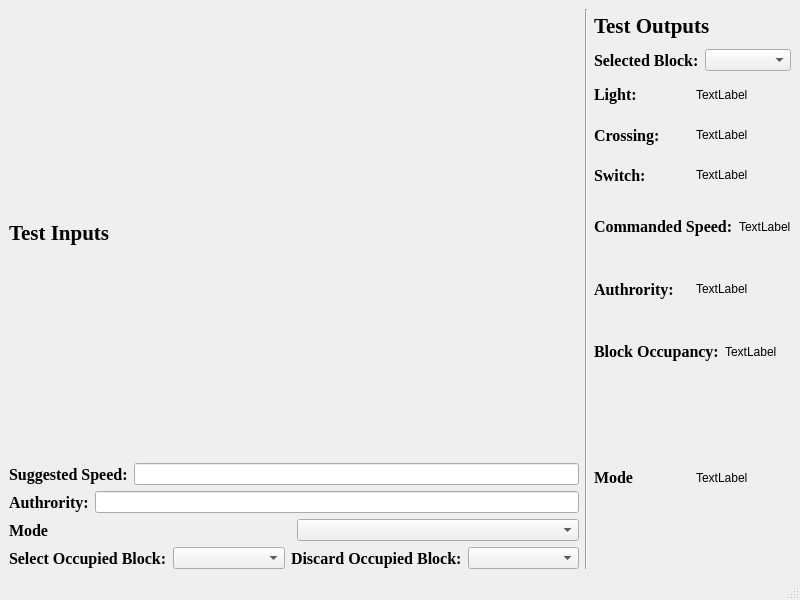
asmithie13/ECE-1140, file Wayside SW/Wayside_Testbench.ui: the form before one commit.
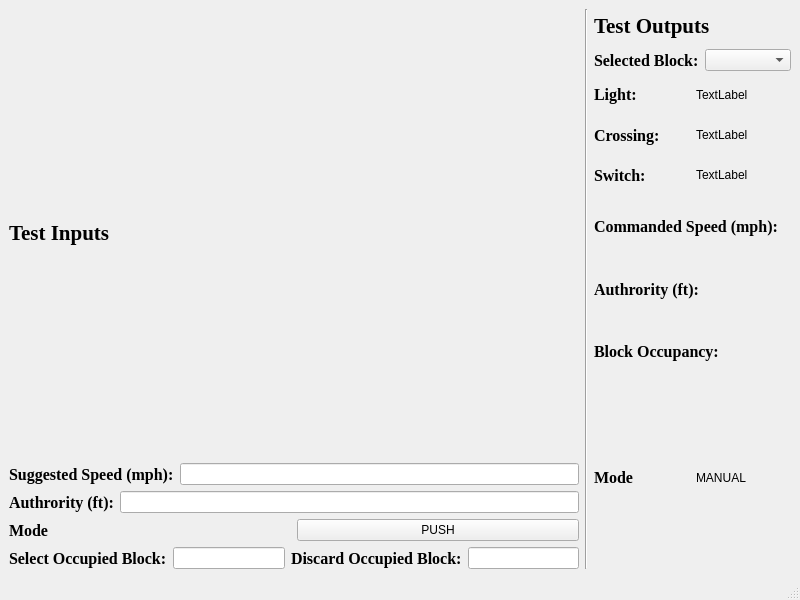
The form after the commit.

Commit message: Speed, authority, and mode are now sent from input to output in testbench.

What changed in the file:
```diff
--- a/Wayside SW/Wayside_Testbench.ui
+++ b/Wayside SW/Wayside_Testbench.ui
@@ -45,12 +45,12 @@
            </font>
           </property>
           <property name="text">
-           <string>Suggested Speed:</string>
+           <string>Suggested Speed (mph):</string>
           </property>
          </widget>
         </item>
         <item>
-         <widget class="QLineEdit" name="lineEdit"/>
+         <widget class="QLineEdit" name="speedInput"/>
         </item>
        </layout>
       </item>
@@ -67,12 +67,12 @@
            </font>
           </property>
           <property name="text">
-           <string>Authrority:</string>
+           <string>Authrority (ft):</string>
           </property>
          </widget>
         </item>
         <item>
-         <widget class="QLineEdit" name="lineEdit_2"/>
+         <widget class="QLineEdit" name="authorityInput"/>
         </item>
        </layout>
       </item>
@@ -94,7 +94,11 @@
          </widget>
         </item>
         <item>
-         <widget class="QComboBox" name="comboBox_2"/>
+         <widget class="QPushButton" name="modeInput">
+          <property name="text">
+           <string>PUSH</string>
+          </property>
+         </widget>
         </item>
        </layout>
       </item>
@@ -116,7 +120,7 @@
          </widget>
         </item>
         <item>
-         <widget class="QComboBox" name="comboBox_3"/>
+         <widget class="QLineEdit" name="lineEdit"/>
         </item>
         <item>
          <widget class="QLabel" name="label_5">
@@ -134,7 +138,7 @@
          </widget>
         </item>
         <item>
-         <widget class="QComboBox" name="comboBox_4"/>
+         <widget class="QLineEdit" name="lineEdit_2"/>
         </item>
        </layout>
       </item>
@@ -283,14 +287,14 @@
              </font>
             </property>
             <property name="text">
-             <string>Commanded Speed:</string>
+             <string>Commanded Speed (mph):</string>
             </property>
            </widget>
           </item>
           <item>
            <widget class="QLabel" name="label_12">
             <property name="text">
-             <string>TextLabel</string>
+             <string/>
             </property>
            </widget>
           </item>
@@ -309,14 +313,14 @@
              </font>
             </property>
             <property name="text">
-             <string>Authrority:</string>
+             <string>Authrority (ft):</string>
             </property>
            </widget>
           </item>
           <item>
            <widget class="QLabel" name="label_14">
             <property name="text">
-             <string>TextLabel</string>
+             <string/>
             </property>
            </widget>
           </item>
@@ -342,7 +346,7 @@
           <item>
            <widget class="QLabel" name="label_18">
             <property name="text">
-             <string>TextLabel</string>
+             <string/>
             </property>
            </widget>
           </item>
@@ -370,7 +374,7 @@
         <item>
          <widget class="QLabel" name="label_16">
           <property name="text">
-           <string>TextLabel</string>
+           <string>MANUAL</string>
           </property>
          </widget>
         </item>
```
Left out of the diff: 4 changed lines with no effect on the pictures. The commit also changes 1 other file.
